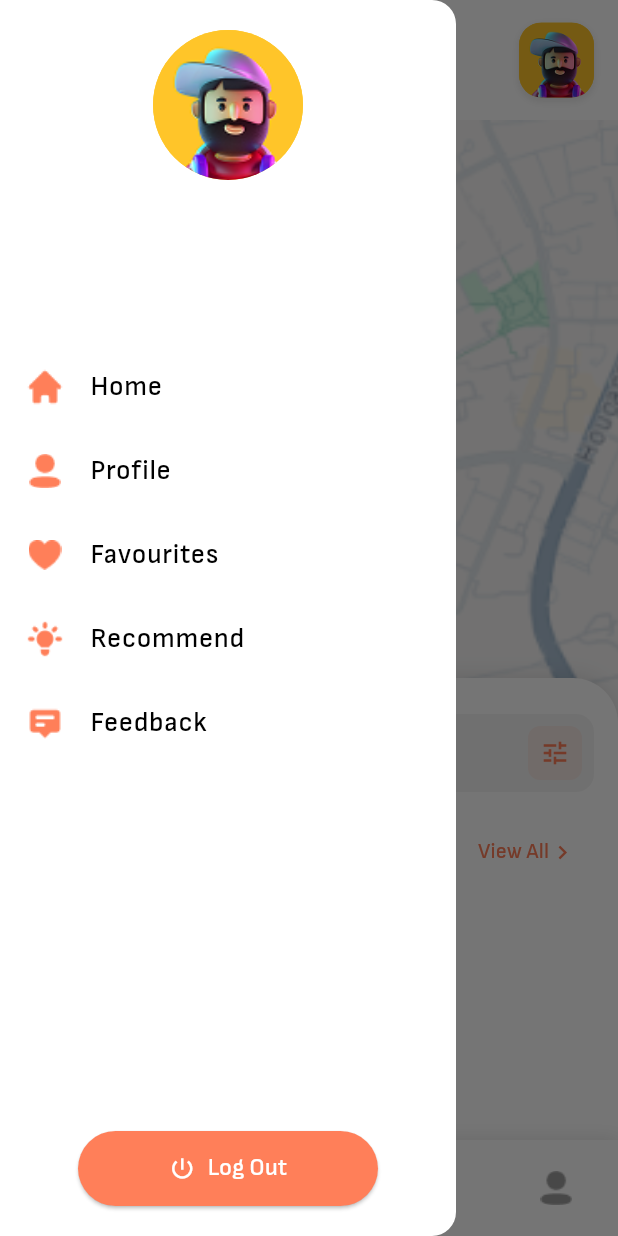
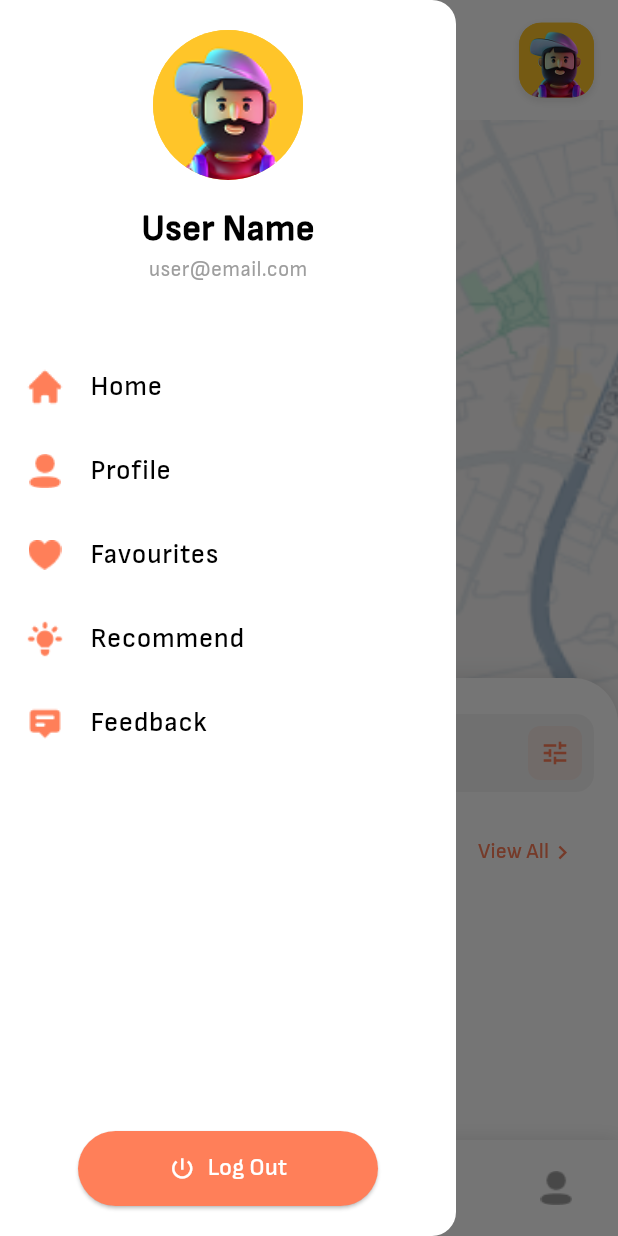
Before and after one commit to juwei-w/Degree-Y3-FYP-Restaurant-Recommendation-App, a Flutter app: the HomeScreen screen opened directly, in the side drawer, after a tap on the "menu" icon, on a phone screen of 412 x 824 dp. Run offline on Flutter 3.47's test engine with Material 3 defaults, Android fonts, the phone set to English and light mode, and no system bars; our stand-ins replace cloud_firestore, firebase_auth, firebase_core, flutter_dotenv, geolocator, logger; accounts and stored records are empty; network calls fail; project files that could hold a hidden picture were left out.

Commit message:
side menu fetch user info

```diff
--- a/lib/main.dart
+++ b/lib/main.dart
@@ -10,8 +10,8 @@ import 'dart:developer'; // For log()
 // Import other screens if needed for routes, e.g.:
 // import 'screens/admin_home_screen.dart';
 // import 'screens/welcome_screen.dart';
-// import 'screens/home_screen.dart'; // Import your home screen or main screen
-import 'screens/my_location_screen.dart'; // Import your location screen
+import 'screens/home_screen.dart'; // Import your home screen or main screen
+// import 'screens/my_location_screen.dart'; // Import your location screen
 
 Future<void> main() async {
   WidgetsFlutterBinding.ensureInitialized();
@@ -111,8 +111,8 @@ class MyApp extends StatelessWidget {
       // If auto-login was successful, navigate to ProfileScreen.
       // Otherwise, fall back to LoginScreen.
       // home: isAutoLoginSuccessful ? const ProfileScreen() : const LoginScreen(),
-      // home: HomeScreen()
-      home: MyLocationScreen()
+      home: HomeScreen()
+      // home: MyLocationScreen()
       // routes: {
       //   // Define your named routes here if you use them
       //   // This ensures ProfileScreen can be navigated to if it's not the initial home
--- a/lib/screens/home_screen.dart
+++ b/lib/screens/home_screen.dart
@@ -1,9 +1,9 @@
 import 'dart:convert';
 import 'package:flutter_dotenv/flutter_dotenv.dart';
 import 'package:firebase_auth/firebase_auth.dart';
+import 'package:cloud_firestore/cloud_firestore.dart';
 import 'package:flutter/services.dart';
 import 'package:flutter/material.dart';
-import 'package:cloud_firestore/cloud_firestore.dart';
 import 'feedback_screen.dart';
 import 'favourites_screen.dart';
 import 'profile_screen.dart';
@@ -21,6 +21,8 @@ class HomeScreen extends StatefulWidget {
 }
 
 class _HomeScreenState extends State<HomeScreen> {
+  String _userName = 'User Name';
+  String _userEmail = 'user@email.com';
 
   final DraggableScrollableController _dragController = DraggableScrollableController();
   double _dragPosition = 0.5; // Half screen initially
@@ -48,6 +50,36 @@ class _HomeScreenState extends State<HomeScreen> {
       });
     });
     _loadRestaurantData();
+  }
+
+  @override
+  void didChangeDependencies() {
+    super.didChangeDependencies();
+  }
+
+  Future<void> _fetchUserInfo() async {
+    final user = FirebaseAuth.instance.currentUser;
+    if (user != null) {
+      String name = 'User Name';
+      try {
+        final userDoc = await FirebaseFirestore.instance
+            .collection('users')
+            .doc(user.uid)
+            .get();
+        if (userDoc.exists) {
+          final userData = userDoc.data() as Map<String, dynamic>;
+          name = userData['name'] ?? user.displayName ?? 'User Name';
+        }
+      } catch (_) {
+        name = user.displayName ?? 'User Name';
+      }
+      if (mounted) {
+        setState(() {
+          _userName = name;
+          _userEmail = user.email ?? 'user@email.com';
+        });
+      }
+    }
   }
 
   Future<void> _loadRestaurantData() async {
@@ -121,6 +153,7 @@ class _HomeScreenState extends State<HomeScreen> {
                       child: IconButton(
                         icon: const Icon(Icons.menu),
                         onPressed: () {
+                          _fetchUserInfo();
                           Scaffold.of(context).openDrawer();
                         },
                       ),
@@ -322,26 +355,11 @@ class _HomeScreenState extends State<HomeScreen> {
                   const SizedBox(height: 16),
 
                   // User name and email
-                  FutureBuilder<DocumentSnapshot>(
-                    future: FirebaseFirestore.instance
-                        .collection('users')
-                        .doc(FirebaseAuth.instance.currentUser?.uid)
-                        .get(),
-                    builder: (context, snapshot) {
-                      if (snapshot.connectionState == ConnectionState.waiting) {
-                        return const CircularProgressIndicator();
-                      }
-                      if (!snapshot.hasData || !snapshot.data!.exists) {
-                        return const Text('User Name');
-                      }
-                      final userData = snapshot.data!.data() as Map<String, dynamic>;
-                      final userName = userData['name'] ?? 'User Name';
-                      final userEmail = FirebaseAuth.instance.currentUser?.email ?? 'user@email.com';
-                      return Column(
+                  Column(
                     crossAxisAlignment: CrossAxisAlignment.center,
                     children: [
                       Text(
-                            userName,
+                        _userName,
                         style: const TextStyle(
                           fontFamily: 'SofiaSans',
                           fontSize: 24,
@@ -349,7 +367,7 @@ class _HomeScreenState extends State<HomeScreen> {
                         ),
                       ),
                       Text(
-                            userEmail,
+                        _userEmail,
                         style: TextStyle(
                           fontFamily: 'SofiaSans',
                           fontSize: 14,
@@ -357,8 +375,6 @@ class _HomeScreenState extends State<HomeScreen> {
                         ),
                       ),
                     ],
-                      );
-                    },
                   ),
                 ],
               ),
```
Lines whose indentation alone changed are shown as unchanged.
